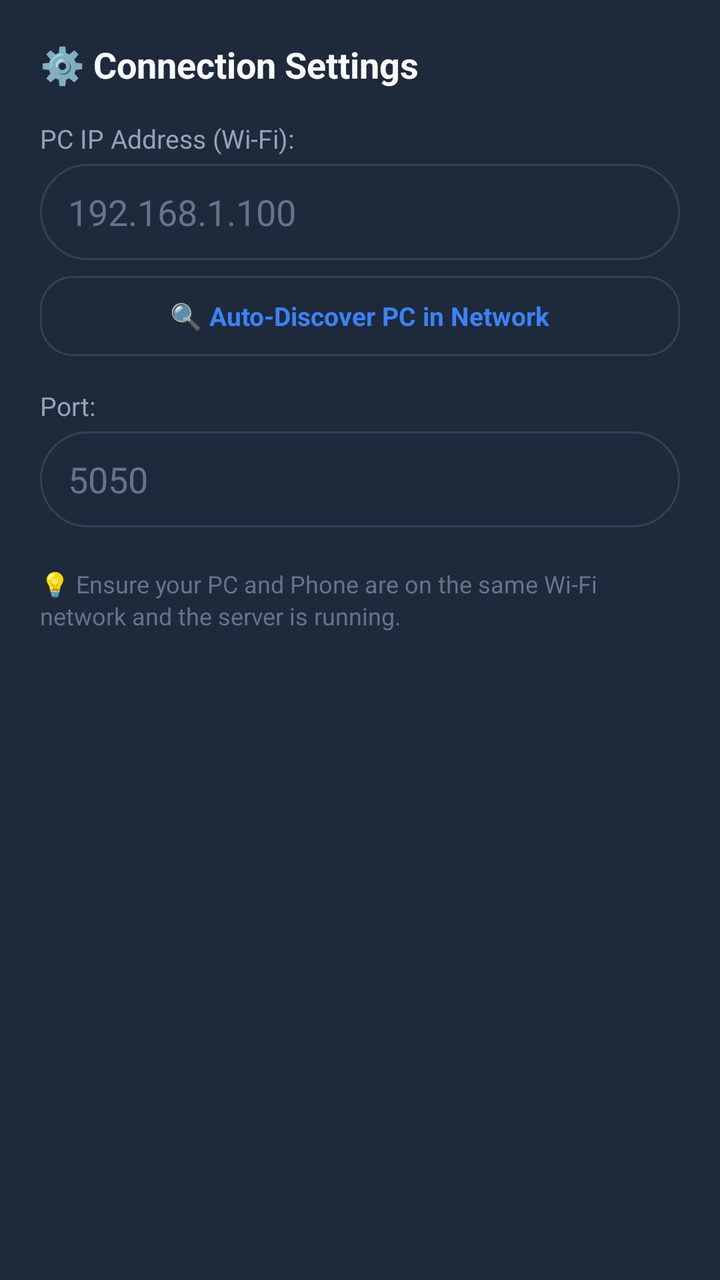
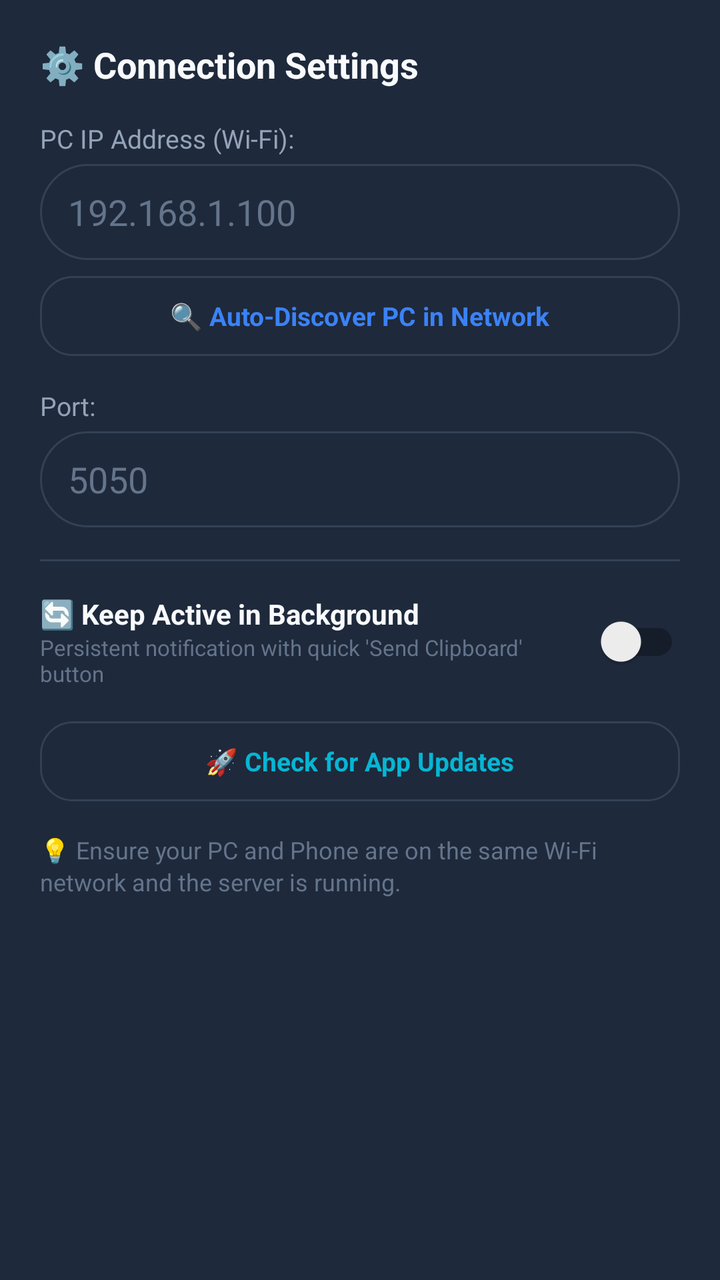

The first picture is an Android layout as it rendered before a commit; the second is the same layout after the commit. The layout source and the unified diff follow.
<!-- AndroidManifest.xml: application theme Theme.PCRemote -->
<!-- res/layout/dialog_settings.xml -->
<?xml version="1.0" encoding="utf-8"?>
<LinearLayout xmlns:android="http://schemas.android.com/apk/res/android"
    android:layout_width="match_parent"
    android:layout_height="wrap_content"
    android:orientation="vertical"
    android:padding="20dp"
    android:background="@color/surface_dark">

    <TextView
        android:layout_width="match_parent"
        android:layout_height="wrap_content"
        android:text="⚙️ Connection Settings"
        android:textColor="@color/text_primary"
        android:textSize="18sp"
        android:textStyle="bold"
        android:layout_marginBottom="16dp" />

    <TextView
        android:layout_width="match_parent"
        android:layout_height="wrap_content"
        android:text="PC IP Address (Wi-Fi):"
        android:textColor="@color/text_secondary"
        android:textSize="13sp"
        android:layout_marginBottom="4dp" />

    <EditText
        android:id="@+id/etIpAddress"
        android:layout_width="match_parent"
        android:layout_height="48dp"
        android:background="@drawable/bg_input"
        android:paddingStart="14dp"
        android:paddingEnd="14dp"
        android:hint="192.168.1.100"
        android:textColorHint="@color/text_muted"
        android:textColor="@color/text_primary"
        android:inputType="textUri"
        android:layout_marginBottom="8dp" />

    <LinearLayout
        android:id="@+id/btnAutoDiscover"
        android:layout_width="match_parent"
        android:layout_height="40dp"
        android:background="@drawable/bg_chip"
        android:gravity="center"
        android:clickable="true"
        android:focusable="true"
        android:layout_marginBottom="16dp">

        <TextView
            android:id="@+id/tvAutoDiscoverText"
            android:layout_width="wrap_content"
            android:layout_height="wrap_content"
            android:text="🔍 Auto-Discover PC in Network"
            android:textColor="@color/accent_blue"
            android:textSize="13sp"
            android:textStyle="bold" />
    </LinearLayout>

    <TextView
        android:layout_width="match_parent"
        android:layout_height="wrap_content"
        android:text="Port:"
        android:textColor="@color/text_secondary"
        android:textSize="13sp"
        android:layout_marginBottom="4dp" />

    <EditText
        android:id="@+id/etPort"
        android:layout_width="match_parent"
        android:layout_height="48dp"
        android:background="@drawable/bg_input"
        android:paddingStart="14dp"
        android:paddingEnd="14dp"
        android:hint="5050"
        android:textColorHint="@color/text_muted"
        android:textColor="@color/text_primary"
        android:inputType="number"
        android:layout_marginBottom="20dp" />

    <TextView
        android:layout_width="match_parent"
        android:layout_height="wrap_content"
        android:text="💡 Ensure your PC and Phone are on the same Wi-Fi network and the server is running."
        android:textColor="@color/text_muted"
        android:textSize="12sp"
        android:lineSpacingExtra="2dp" />

</LinearLayout>
<!-- resources referenced by this layout -->
<resources>
  <color name="accent_blue">#3B82F6</color>
  <color name="surface_dark">#1E293B</color>
  <color name="text_muted">#64748B</color>
  <color name="text_primary">#F8FAFC</color>
  <color name="text_secondary">#94A3B8</color>
  <!-- drawable bg_chip (drawable) -->
  <?xml version="1.0" encoding="utf-8"?>
  <ripple xmlns:android="http://schemas.android.com/apk/res/android"
      android:color="@color/primary_light">
      <item>
          <shape>
              <solid android:color="@color/surface_dark" />
              <stroke android:width="1dp" android:color="@color/surface_variant" />
              <corners android:radius="16dp" />
              <padding
                  android:left="14dp"
                  android:top="8dp"
                  android:right="14dp"
                  android:bottom="8dp" />
          </shape>
      </item>
  </ripple>
  <!-- drawable bg_input (drawable) -->
  <?xml version="1.0" encoding="utf-8"?>
  <shape xmlns:android="http://schemas.android.com/apk/res/android">
      <solid android:color="@color/surface_dark" />
      <stroke android:width="1dp" android:color="@color/surface_variant" />
      <corners android:radius="24dp" />
  </shape>
  <style name="Theme.PCRemote" parent="Theme.MaterialComponents.DayNight.NoActionBar">
          
          <item name="colorPrimary">@color/primary</item>
          <item name="colorPrimaryVariant">@color/primary_dark</item>
          <item name="colorOnPrimary">@color/text_primary</item>
          
          <item name="colorSecondary">@color/accent</item>
          <item name="colorSecondaryVariant">@color/accent</item>
          <item name="colorOnSecondary">@color/text_primary</item>
          
          <item name="android:statusBarColor">@color/bg_dark</item>
          <item name="android:windowBackground">@color/bg_dark</item>
      </style>
  <color name="primary_light">#14B8A6</color>
  <color name="surface_variant">#334155</color>
  <color name="primary">#0D9488</color>
  <color name="primary_dark">#0F766E</color>
  <color name="accent">#06B6D4</color>
  <color name="bg_dark">#0F172A</color>
</resources>

<!-- the commit's change to res/layout/dialog_settings.xml (unified diff, before → after) -->
@@ -75,7 +75,71 @@
         android:textColorHint="@color/text_muted"
         android:textColor="@color/text_primary"
         android:inputType="number"
-        android:layout_marginBottom="20dp" />
+        android:layout_marginBottom="16dp" />
+
+    
+    <View
+        android:layout_width="match_parent"
+        android:layout_height="1dp"
+        android:background="#334155"
+        android:layout_marginBottom="16dp" />
+
+    
+    <LinearLayout
+        android:layout_width="match_parent"
+        android:layout_height="wrap_content"
+        android:orientation="horizontal"
+        android:gravity="center_vertical"
+        android:layout_marginBottom="16dp">
+
+        <LinearLayout
+            android:layout_width="0dp"
+            android:layout_height="wrap_content"
+            android:layout_weight="1"
+            android:orientation="vertical">
+
+            <TextView
+                android:layout_width="wrap_content"
+                android:layout_height="wrap_content"
+                android:text="🔄 Keep Active in Background"
+                android:textColor="@color/text_primary"
+                android:textSize="14sp"
+                android:textStyle="bold" />
+
+            <TextView
+                android:layout_width="wrap_content"
+                android:layout_height="wrap_content"
+                android:text="Persistent notification with quick 'Send Clipboard' button"
+                android:textColor="@color/text_muted"
+                android:textSize="11sp" />
+        </LinearLayout>
+
+        <androidx.appcompat.widget.SwitchCompat
+            android:id="@+id/switchKeepBackground"
+            android:layout_width="wrap_content"
+            android:layout_height="wrap_content" />
+    </LinearLayout>
+
+    
+    <LinearLayout
+        android:id="@+id/btnCheckUpdates"
+        android:layout_width="match_parent"
+        android:layout_height="40dp"
+        android:background="@drawable/bg_chip"
+        android:gravity="center"
+        android:clickable="true"
+        android:focusable="true"
+        android:layout_marginBottom="16dp">
+
+        <TextView
+            android:id="@+id/tvCheckUpdatesText"
+            android:layout_width="wrap_content"
+            android:layout_height="wrap_content"
+            android:text="🚀 Check for App Updates"
+            android:textColor="@color/accent"
+            android:textSize="13sp"
+            android:textStyle="bold" />
+    </LinearLayout>
 
     <TextView
         android:layout_width="match_parent"
